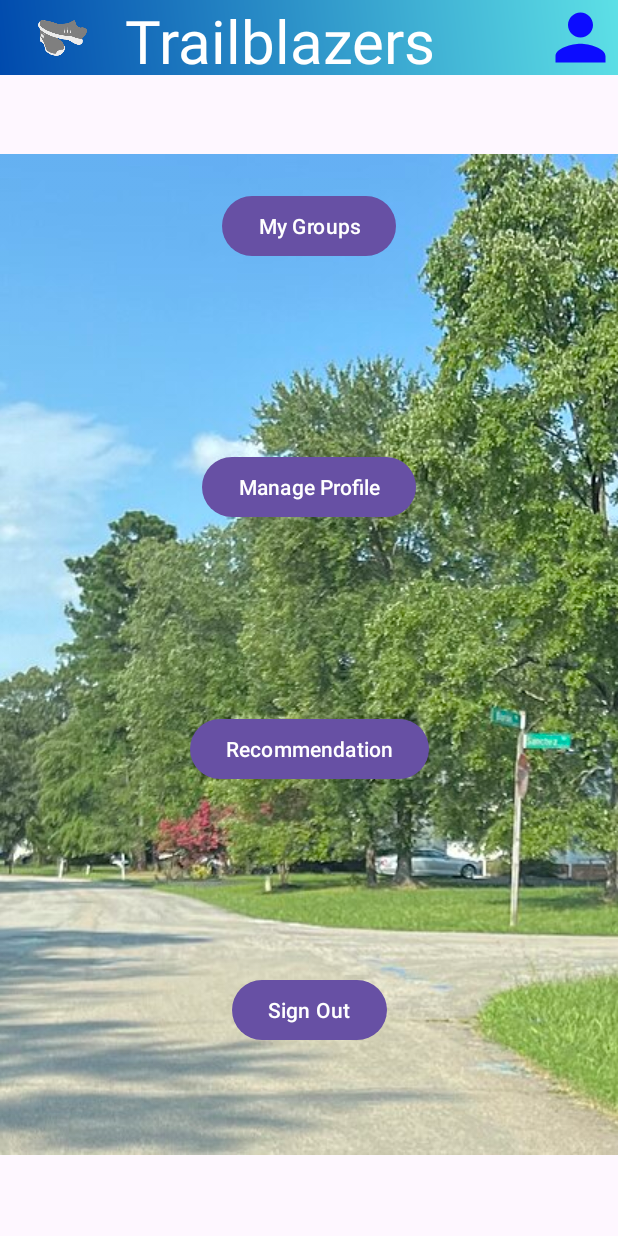
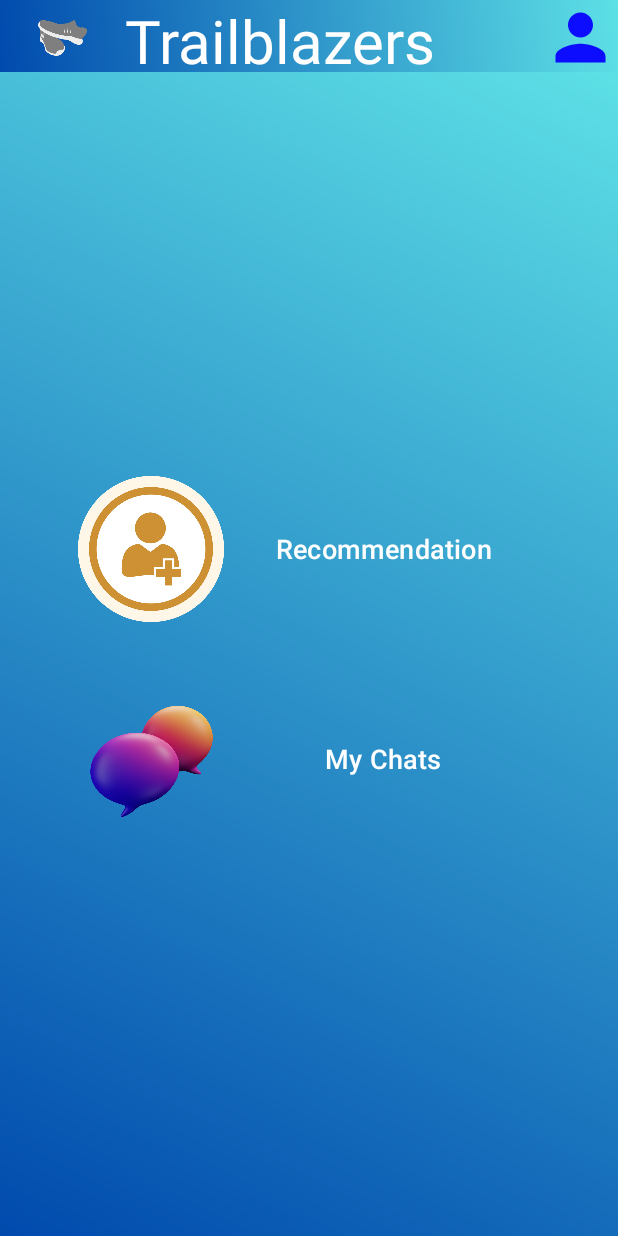
Before and after one commit to TrailBlazersInc/TrailBlazers, an Android app built with Jetpack Compose: the HomeActivity screen opened directly, with no data from a screen before it, on a phone screen of 412 x 824 dp. Run offline under Robolectric (Android 15) with nearby library versions, the phone set to English and light mode, and no system bars.

Commit message:
decorated home page

```diff
--- a/android_app/app/src/main/java/com/example/cpen321project/HomeActivity.kt
+++ b/android_app/app/src/main/java/com/example/cpen321project/HomeActivity.kt
@@ -4,6 +4,7 @@ import android.content.Intent
 import android.os.Bundle
 import android.util.Log
 import android.widget.Button
+import android.widget.LinearLayout
 import android.widget.Toast
 import androidx.activity.enableEdgeToEdge
 import androidx.appcompat.app.AppCompatActivity
@@ -32,42 +33,18 @@ class HomeActivity : AppCompatActivity() {
             v.setPadding(systemBars.left, systemBars.top, systemBars.right, systemBars.bottom)
             insets
         }
-        findViewById<Button>(R.id.manageProfileButton).setOnClickListener() {
-            val intent = Intent(this, ManageProfile::class.java)
-            intent.putExtra("tkn", tkn)
-            intent.putExtra("email", email)
-            startActivity(intent)
-        }
-        findViewById<Button>(R.id.recommendationButton).setOnClickListener {
+        findViewById<LinearLayout>(R.id.recommendationButton).setOnClickListener {
             val intent = Intent(this, Recommendation::class.java)
             intent.putExtra("tkn", tkn)
             intent.putExtra("email", email)
             startActivity(intent)
         }
 
-        findViewById<Button>(R.id.groups_button).setOnClickListener() {
+        findViewById<LinearLayout>(R.id.groups_button).setOnClickListener() {
             val intent = Intent(this, ManageChats::class.java)
             intent.putExtra("tkn", tkn)
             intent.putExtra("email", email)
             startActivity(intent)
         }
-        findViewById<Button>(R.id.signOutButton).setOnClickListener() {
-            lifecycleScope.launch {
-                val credentialManager = CredentialManager.create(this@HomeActivity)
-                credentialManager.clearCredentialState(ClearCredentialStateRequest())
-
-                clearUserSession()
-                val intent = Intent(this@HomeActivity, MainActivity::class.java)
-                intent.flags = Intent.FLAG_ACTIVITY_NEW_TASK or Intent.FLAG_ACTIVITY_CLEAR_TASK // Clears activity stack
-                startActivity(intent)
-                finish()
-            }
-        }
-    }
-    private fun clearUserSession() {
-        val sharedPreferences = getSharedPreferences("UserSession", MODE_PRIVATE)
-        val editor = sharedPreferences.edit()
-        editor.clear()
-        editor.apply()
     }
 }
--- a/android_app/app/src/main/java/com/example/cpen321project/ManageProfile.kt
+++ b/android_app/app/src/main/java/com/example/cpen321project/ManageProfile.kt
@@ -15,9 +15,13 @@ import androidx.activity.enableEdgeToEdge
 import androidx.appcompat.app.AppCompatActivity
 import androidx.core.view.ViewCompat
 import androidx.core.view.WindowInsetsCompat
+import androidx.credentials.ClearCredentialStateRequest
+import androidx.credentials.CredentialManager
+import androidx.lifecycle.lifecycleScope
 import com.example.cpen321andriodapp.UserService
 import com.example.cpen321project.MainActivity.Companion
 import com.google.android.material.snackbar.Snackbar
+import kotlinx.coroutines.launch
 import okhttp3.MediaType
 import okhttp3.RequestBody
 import okhttp3.ResponseBody
@@ -79,6 +83,19 @@ class ManageProfile : AppCompatActivity() {
                 val jsonString = """{"distance": "${runDistance ?: "0"}","time": "${runTime ?: "0"}","pace": $pace,"availability": $availabilityJson}"""
                 val requestBody = RequestBody.create(MediaType.parse("application/json"), jsonString)
                 updateUser(tkn, email, requestBody)
+            }
+        }
+
+        findViewById<Button>(R.id.signOutButton).setOnClickListener() {
+            lifecycleScope.launch {
+                val credentialManager = CredentialManager.create(this@ManageProfile)
+                credentialManager.clearCredentialState(ClearCredentialStateRequest())
+
+                clearUserSession()
+                val intent = Intent(this@ManageProfile, MainActivity::class.java)
+                intent.flags = Intent.FLAG_ACTIVITY_NEW_TASK or Intent.FLAG_ACTIVITY_CLEAR_TASK // Clears activity stack
+                startActivity(intent)
+                finish()
             }
         }
         findViewById<Button>(R.id.home_button).setOnClickListener() {
@@ -184,4 +201,11 @@ class ManageProfile : AppCompatActivity() {
         findViewById<Switch>(R.id.saturday_switch).isChecked = availability.getBoolean("saturday")
         findViewById<Switch>(R.id.sunday_switch).isChecked = availability.getBoolean("sunday")
     }
+
+    private fun clearUserSession() {
+        val sharedPreferences = getSharedPreferences("UserSession", MODE_PRIVATE)
+        val editor = sharedPreferences.edit()
+        editor.clear()
+        editor.apply()
+    }
 }
--- a/android_app/app/src/main/res/layout/activity_home.xml
+++ b/android_app/app/src/main/res/layout/activity_home.xml
@@ -16,55 +16,73 @@
         android:name="com.example.cpen321project.HeaderFragment" />
 
 
-    <ImageView
+    <LinearLayout
         android:id="@+id/backgroundImage"
-        android:layout_width="wrap_content"
+        android:layout_width="match_parent"
         android:layout_height="match_parent"
+        android:orientation="vertical"
         android:layout_marginTop="48dp"
         android:scaleType="center"
-        android:src="@drawable/neighborhood"
+        android:gravity="center"
+        android:background="@drawable/gradient_background"
         app:layout_constraintStart_toStartOf="parent"
-        app:layout_constraintTop_toTopOf="parent" />
+        app:layout_constraintTop_toTopOf="parent" >
+
+            <LinearLayout
+                android:layout_width="match_parent"
+                android:layout_height="wrap_content"
+                android:gravity="center"
+                android:layout_marginVertical="20dp"
+                android:id="@+id/recommendationButton"
+                android:orientation="horizontal">
+
+                <ImageView
+                    android:id="@+id/imageView3"
+                    android:layout_width="100dp"
+                    android:layout_height="100dp"
+                    app:layout_constraintEnd_toEndOf="parent"
+                    app:srcCompat="@drawable/recommendations"
+                    tools:layout_editor_absoluteY="203dp" />
+
+                <Button
+                    android:id="@+id/recommendationB"
+                    android:layout_width="210dp"
+                    android:layout_height="78dp"
+                    android:background="@android:color/transparent"
+                    android:text="@string/recommendation"
+                    android:textColor="#FFFFFF"
+                    android:textSize="18sp" />
+
+
+            </LinearLayout>
+
+    <LinearLayout
+        android:layout_width="match_parent"
+        android:layout_height="wrap_content"
+        android:gravity="center"
+        android:layout_marginVertical="20dp"
+        android:id="@+id/groups_button"
+        android:orientation="horizontal">
+
+        <ImageView
+            android:id="@+id/imageView2"
+            android:layout_width="100dp"
+            android:layout_height="100dp"
+            app:srcCompat="@drawable/chat_icon"
+            tools:layout_editor_absoluteX="16dp"
+            tools:layout_editor_absoluteY="458dp" />
 
     <Button
-        android:id="@+id/manageProfileButton"
-        android:layout_width="wrap_content"
-        android:layout_height="wrap_content"
-        android:text="@string/manage_profile"
-        app:layout_constraintBottom_toTopOf="@+id/recommendationButton"
-        app:layout_constraintEnd_toEndOf="parent"
-        app:layout_constraintStart_toStartOf="parent"
-        app:layout_constraintTop_toBottomOf="@+id/groups_button" />
+        android:id="@+id/groups_b"
+        android:background="@android:color/transparent"
+        android:layout_width="210dp"
+        android:layout_height="78dp"
+        android:text="@string/my_chats"
+        android:textSize="18sp"/>
 
-    <Button
-        android:id="@+id/recommendationButton"
-        android:layout_width="wrap_content"
-        android:layout_height="wrap_content"
-        android:text="@string/recommendation"
-        app:layout_constraintBottom_toTopOf="@+id/signOutButton"
-        app:layout_constraintEnd_toEndOf="parent"
-        app:layout_constraintStart_toStartOf="parent"
-        app:layout_constraintTop_toBottomOf="@+id/manageProfileButton" />
+    </LinearLayout>
 
-    <Button
-        android:id="@+id/signOutButton"
-        android:layout_width="wrap_content"
-        android:layout_height="wrap_content"
-        android:text="@string/sign_out"
-        app:layout_constraintBottom_toBottomOf="parent"
-        app:layout_constraintEnd_toEndOf="parent"
-        app:layout_constraintStart_toStartOf="parent"
-        app:layout_constraintTop_toBottomOf="@+id/recommendationButton" />
 
-    <Button
-        android:id="@+id/groups_button"
-        android:layout_width="wrap_content"
-        android:layout_height="wrap_content"
-        android:text="My Groups"
-        app:layout_constraintBottom_toTopOf="@+id/manageProfileButton"
-        app:layout_constraintEnd_toEndOf="parent"
-        app:layout_constraintStart_toStartOf="parent"
-        app:layout_constraintTop_toTopOf="parent"
-        app:layout_constraintVertical_bias="0.874" />
+    </LinearLayout>
 
 </androidx.constraintlayout.widget.ConstraintLayout>
--- a/android_app/app/src/main/res/layout/activity_manage_profile.xml
+++ b/android_app/app/src/main/res/layout/activity_manage_profile.xml
@@ -229,4 +229,18 @@
         app:layout_constraintTop_toBottomOf="@+id/saturday_switch"
         tools:ignore="UseSwitchCompatOrMaterialXml" />
 
+
+    <Button
+        android:id="@+id/signOutButton"
+        android:layout_width="wrap_content"
+        android:layout_height="wrap_content"
+        android:layout_marginTop="15dp"
+        android:layout_marginBottom="16dp"
+        android:text="@string/sign_out"
+        app:layout_constraintBottom_toBottomOf="parent"
+        app:layout_constraintEnd_toEndOf="parent"
+        app:layout_constraintHorizontal_bias="0.504"
+        app:layout_constraintStart_toStartOf="parent"
+        app:layout_constraintTop_toBottomOf="@+id/save_button" />
+
 </androidx.constraintlayout.widget.ConstraintLayout>
--- a/android_app/app/src/main/res/values/strings.xml
+++ b/android_app/app/src/main/res/values/strings.xml
@@ -102,4 +102,5 @@
     <string name="the_reason_for_this_report_is">The reason for this report is...</string>
     <string name="cancel">Cancel</string>
     <string name="trailblazers">TrailBlazers</string>
+    <string name="my_chats">My Chats</string>
 </resources>
```
Also changed, not shown: android_app/app/src/main/res/drawable/chat_icon.png (added), android_app/app/src/main/res/drawable/recommendations.png (added).
